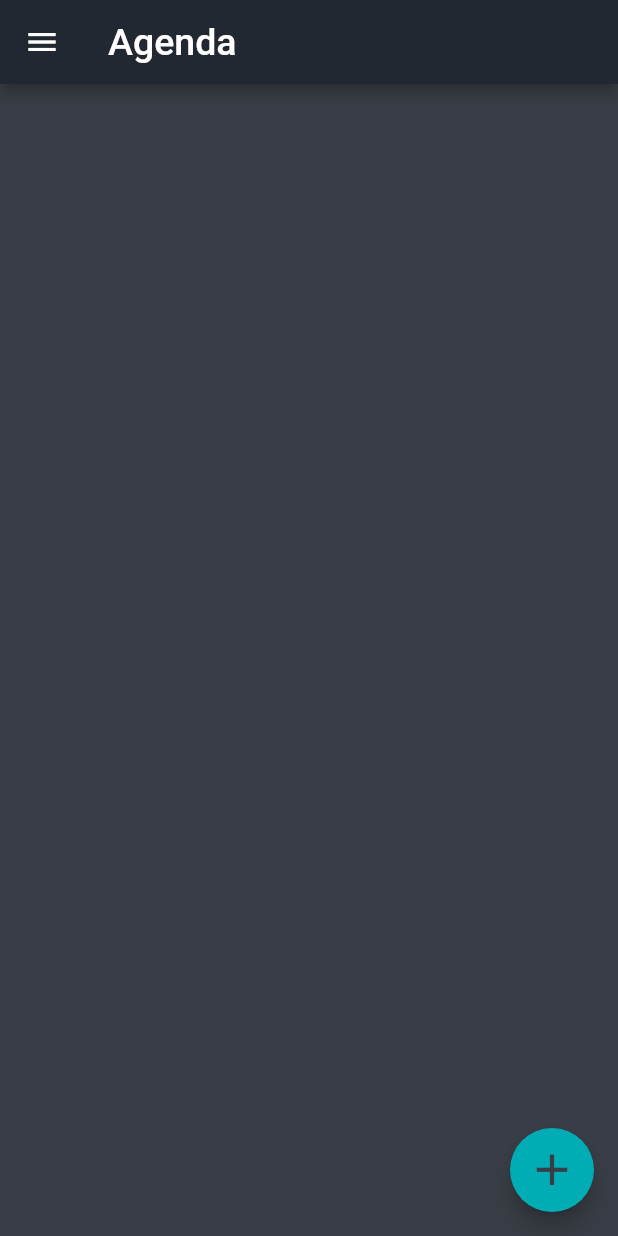
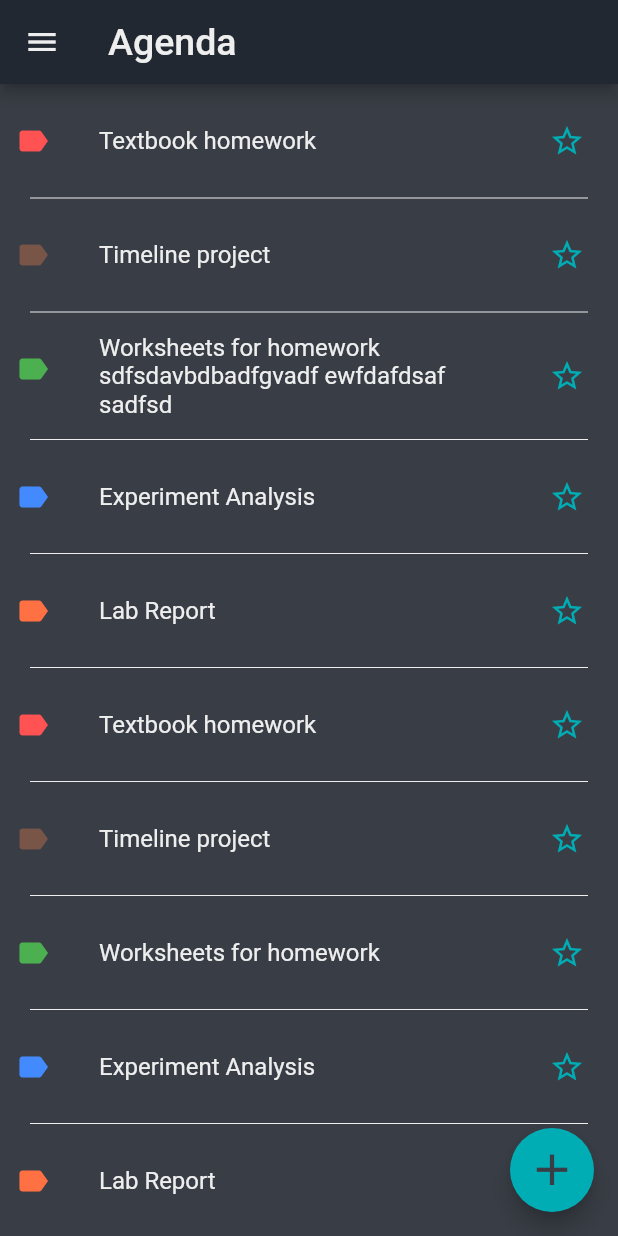
Before and after one commit to ruhanjot/testing_flutter, a Flutter app: the screen it shows after launch, on a phone screen of 412 x 824 dp. Run offline on Flutter 3.47's test engine with Material 2 defaults, Android fonts, the phone set to English and light mode, and no system bars.

Commit message:
Added an agenda that shows stuff!

```diff
--- /dev/null
+++ b/lib/UI/agenda_list.dart
@@ -0,0 +1,79 @@
+import 'dart:core';
+import 'package:flutter/material.dart';
+
+import '../utils/constants.dart';
+
+import '../data/agenda_list_info.dart';
+import '../data/subject_to_color.dart';
+
+class AgendaList extends StatefulWidget {
+  @override
+  _AgendaListState createState() => _AgendaListState();
+}
+
+class _AgendaListState extends State<AgendaList> {
+  final Map _listInfo = agendaListInfo;
+  final Map _subjectToColor = subjectToColor;
+
+  ListTile _buildTile(int index, Map listInfo, Map subjectColors) {
+    final _currentAgendaItem = listInfo["items"][index];
+    return ListTile(
+        leading: Icon(
+          Icons.label,
+          color: subjectColors[_currentAgendaItem["subject"].toLowerCase()],
+          // size: 30,
+        ),
+        title: Text(
+          _currentAgendaItem["title"],
+          style: TextStyle(color: mainWhite),
+        ),
+        trailing: IconButton(
+            icon: Icon(
+                _currentAgendaItem["isFavorited"]
+                    ? Icons.star
+                    : Icons.star_border,
+                color: highlightGreen
+                //size: 30,
+                ),
+            onPressed: () {
+              setState(() {
+                _currentAgendaItem["isFavorited"] =
+                    !_currentAgendaItem["isFavorited"];
+              });
+            }),
+        onTap: () => {print("tapped!")},
+        contentPadding: EdgeInsets.symmetric(vertical: 10, horizontal: 10),
+        );
+  }
+
+  Widget _buildRow(int i, Map listInfo, Map subjectColors) {
+    if (i.isOdd) {
+      return Container(
+          child: Divider(
+            color: mainWhite,
+            height: 0,
+            indent: 20,
+            endIndent: 20,
+          )
+      );
+    }
+    final int index = i ~/ 2;
+    return Ink(
+      color: accentGrey, child: _buildTile(index, listInfo, subjectColors));
+  }
+
+  Widget _buildAgenda(Map listInfo, Map subjectColors) {
+    List<Widget> listChildren = [];
+    for (int i = 0; i < 2 * listInfo["items"].length - 1; i++) {
+      listChildren.add(_buildRow(i, listInfo, subjectColors));
+    }
+    return ListView(
+      children: listChildren,
+    );
+  }
+
+  @override
+  Widget build(BuildContext context) {
+    return _buildAgenda(_listInfo, _subjectToColor);
+  }
+}
--- /dev/null
+++ b/lib/data/agenda_list_info.dart
@@ -0,0 +1,95 @@
+import 'dart:core';
+
+Map agendaListInfo = {
+  "items": [
+    {
+      "subject": "Math",
+      "title": "Textbook homework",
+      "notes": "Work on page 255.",
+      "isFavorited": false
+    },
+    {
+      "subject": "Social Studies",
+      "title": "Timeline project",
+      "notes": "Get materials.",
+      "isFavorited": false
+    },
+    {
+      "subject": "Biology",
+      "title": "Worksheets for homework sdfsdavbdbadfgvadf ewfdafdsaf sadfsd",
+      "notes": "Do the backside of each worksheet",
+      "isFavorited": false
+    },
+    {
+      "subject": "Physics",
+      "title": "Experiment Analysis",
+      "notes": "Draw 5 graphs. \n Include quantitive results",
+      "isFavorited": false
+    },
+    {
+      "subject": "Chemistry",
+      "title": "Lab Report",
+      "notes": "Don't forget to add a conclusion!",
+      "isFavorited": false
+    },
+    {
+      "subject": "Math",
+      "title": "Textbook homework",
+      "notes": "Work on page 255.",
+      "isFavorited": false
+    },
+    {
+      "subject": "Social Studies",
+      "title": "Timeline project",
+      "notes": "Get materials.",
+      "isFavorited": false
+    },
+    {
+      "subject": "Biology",
+      "title": "Worksheets for homework",
+      "notes": "Do the backside of each worksheet",
+      "isFavorited": false
+    },
+    {
+      "subject": "Physics",
+      "title": "Experiment Analysis",
+      "notes": "Draw 5 graphs. \n Include quantitive results",
+      "isFavorited": false
+    },
+    {
+      "subject": "Chemistry",
+      "title": "Lab Report",
+      "notes": "Don't forget to add a conclusion!",
+      "isFavorited": false
+    },{
+      "subject": "Math",
+      "title": "Textbook homework",
+      "notes": "Work on page 255.",
+      "isFavorited": false
+    },
+    {
+      "subject": "Social Studies",
+      "title": "Timeline project",
+      "notes": "Get materials.",
+      "isFavorited": false
+    },
+    {
+      "subject": "Biology",
+      "title": "Worksheets for homework",
+      "notes": "Do the backside of each worksheet",
+      "isFavorited": false
+    },
+    {
+      "subject": "Physics",
+      "title": "Experiment Analysis",
+      "notes": "Draw 5 graphs. \n Include quantitive results",
+      "isFavorited": false
+    },
+    {
+      "subject": "Chemistry",
+      "title": "Lab Report",
+      "notes": "Don't forget to add a conclusion!",
+      "isFavorited": false
+    },
+  ]
+};
--- /dev/null
+++ b/lib/data/subject_to_color.dart
@@ -0,0 +1,14 @@
+import 'dart:core';
+import 'package:flutter/material.dart';
+
+Map<String, Color> subjectToColor = {
+  "physics": Colors.blueAccent,
+  "chemistry": Colors.deepOrange[400],
+  "biology": Colors.green,
+  "computer science": Colors.amber[300],
+  "math": Colors.redAccent,
+  "social studies": Colors.brown,
+  "english": Colors.indigo,
+  "french": Colors.purple,
+  "other": Colors.grey[350]
+};
--- a/lib/pages/landing_page.dart
+++ b/lib/pages/landing_page.dart
@@ -1,5 +1,7 @@
 import 'package:flutter/material.dart';
+
 import 'package:learning_app/utils/constants.dart';
+import '../UI/agenda_list.dart';
 
 //import '../utils/constants.dart';
 
@@ -10,9 +12,10 @@ class LandingPage extends StatelessWidget {
       appBar: AppBar(
         title: Text(
           'Agenda',
-          style: TextStyle(fontSize: 25),
-          ),
-        //iconTheme: IconThemeData(color: highlightGreen), // to make hamburger icon green
+          style: TextStyle(fontSize: 25, color: mainWhite),
+        ),
+        iconTheme:
+            IconThemeData(color: mainWhite), // to change hamburger icon color
       ),
       drawer: new Drawer(
         child: ListView(
@@ -20,11 +23,12 @@ class LandingPage extends StatelessWidget {
             ListTile(
               onTap: () => {print("Tile")},
             )
-        ],),
+          ],
+        ),
       ),
-      body: Container(
+      body: Material(
         color: accentGrey,
-        //child: AgendaList()
+        child: AgendaList(),
       ),
       floatingActionButton: FloatingActionButton(
         onPressed: () => {print("Action button pressed")},
```
